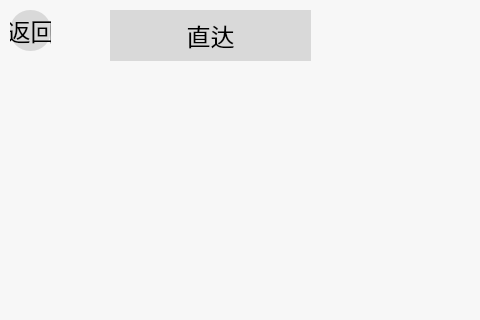
Above: qt/SearchTicket.ui from luaming/Traffic-consultation-system before the change; both pictures show x 0 to 480 and y 0 to 320 of the 800 by 500 pixel window. Below: the same form after it.
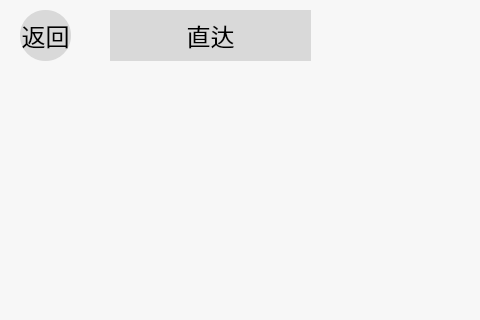
That is the form after the change.

What changed in the file:
```diff
--- a/qt/SearchTicket.ui
+++ b/qt/SearchTicket.ui
@@ -164,10 +164,10 @@
    <widget class="QPushButton" name="stfbtn">
     <property name="geometry">
      <rect>
-      <x>10</x>
+      <x>20</x>
       <y>10</y>
-      <width>41</width>
-      <height>41</height>
+      <width>51</width>
+      <height>51</height>
      </rect>
     </property>
     <property name="sizePolicy">
@@ -197,7 +197,7 @@
     <property name="styleSheet">
      <string notr="true">*{
 background-color:#d9d9d9;
-border-radius: 20px;
+border-radius: 25px;
 }
 QPushButton:pressed{  background-color: #bebebe;}
 </string>
```
